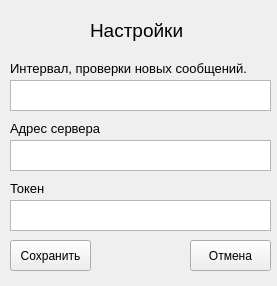
Old version of the form UI/setting.ui in the repository M2V0A02/gitart.
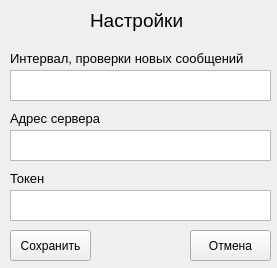
New version of the form. Icons and pictures are not drawn.

Commit message: Исправил неточности в setting.ui

What changed in the file:
```diff
--- a/UI/setting.ui
+++ b/UI/setting.ui
@@ -10,7 +10,7 @@
     <x>0</x>
     <y>0</y>
     <width>277</width>
-    <height>286</height>
+    <height>268</height>
    </rect>
   </property>
   <property name="contextMenuPolicy">
@@ -51,7 +51,7 @@
     <property name="geometry">
      <rect>
       <x>10</x>
-      <y>240</y>
+      <y>230</y>
       <width>81</width>
       <height>31</height>
      </rect>
@@ -64,7 +64,7 @@
     <property name="geometry">
      <rect>
       <x>10</x>
-      <y>180</y>
+      <y>170</y>
       <width>121</width>
       <height>16</height>
      </rect>
@@ -82,7 +82,7 @@
     <property name="geometry">
      <rect>
       <x>10</x>
-      <y>200</y>
+      <y>190</y>
       <width>261</width>
       <height>31</height>
      </rect>
@@ -92,7 +92,7 @@
     <property name="geometry">
      <rect>
       <x>10</x>
-      <y>140</y>
+      <y>130</y>
       <width>261</width>
       <height>31</height>
      </rect>
@@ -102,7 +102,7 @@
     <property name="geometry">
      <rect>
       <x>10</x>
-      <y>120</y>
+      <y>110</y>
       <width>111</width>
       <height>16</height>
      </rect>
@@ -120,7 +120,7 @@
     <property name="geometry">
      <rect>
       <x>10</x>
-      <y>80</y>
+      <y>70</y>
       <width>261</width>
       <height>31</height>
      </rect>
@@ -137,7 +137,7 @@
     <property name="geometry">
      <rect>
       <x>10</x>
-      <y>60</y>
+      <y>50</y>
       <width>241</width>
       <height>16</height>
      </rect>
@@ -148,14 +148,14 @@
      </font>
     </property>
     <property name="text">
-     <string>Интервал, проверки новых сообщений. </string>
+     <string>Интервал, проверки новых сообщений </string>
     </property>
    </widget>
    <widget class="QPushButton" name="pushButton_2">
     <property name="geometry">
      <rect>
       <x>190</x>
-      <y>240</y>
+      <y>230</y>
       <width>81</width>
       <height>31</height>
      </rect>
@@ -168,7 +168,7 @@
     <property name="geometry">
      <rect>
       <x>10</x>
-      <y>10</y>
+      <y>0</y>
       <width>51</width>
       <height>41</height>
      </rect>
@@ -187,7 +187,7 @@
     <property name="geometry">
      <rect>
       <x>90</x>
-      <y>20</y>
+      <y>10</y>
       <width>171</width>
       <height>21</height>
      </rect>
```
The commit also changes 1 other file.
